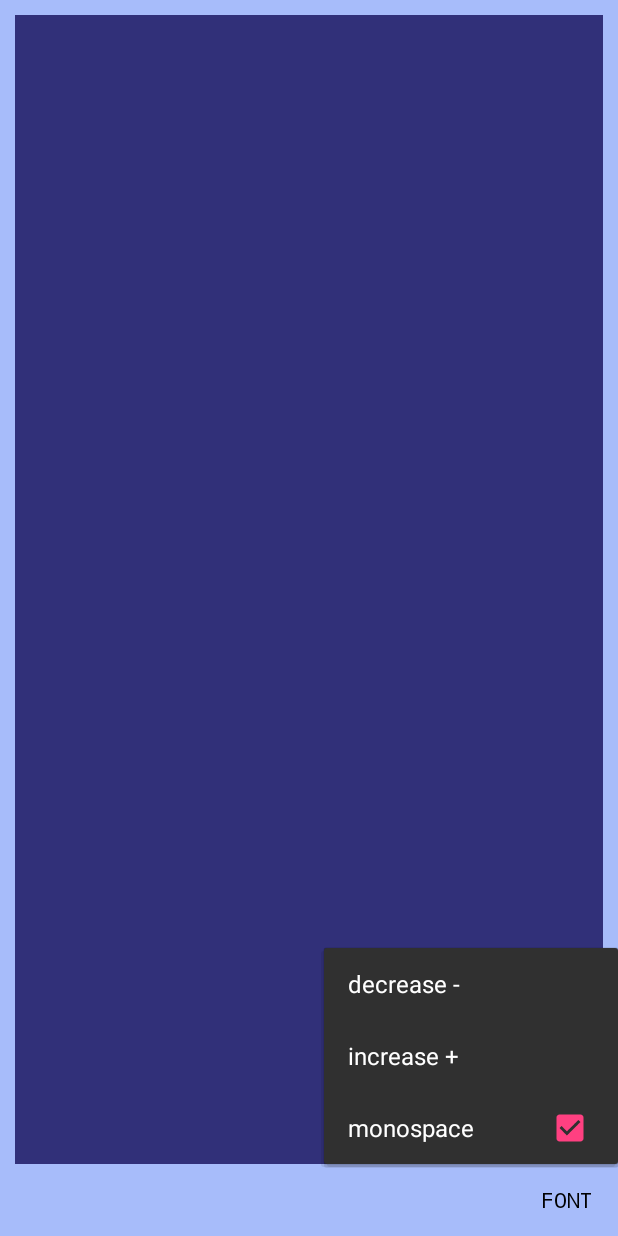
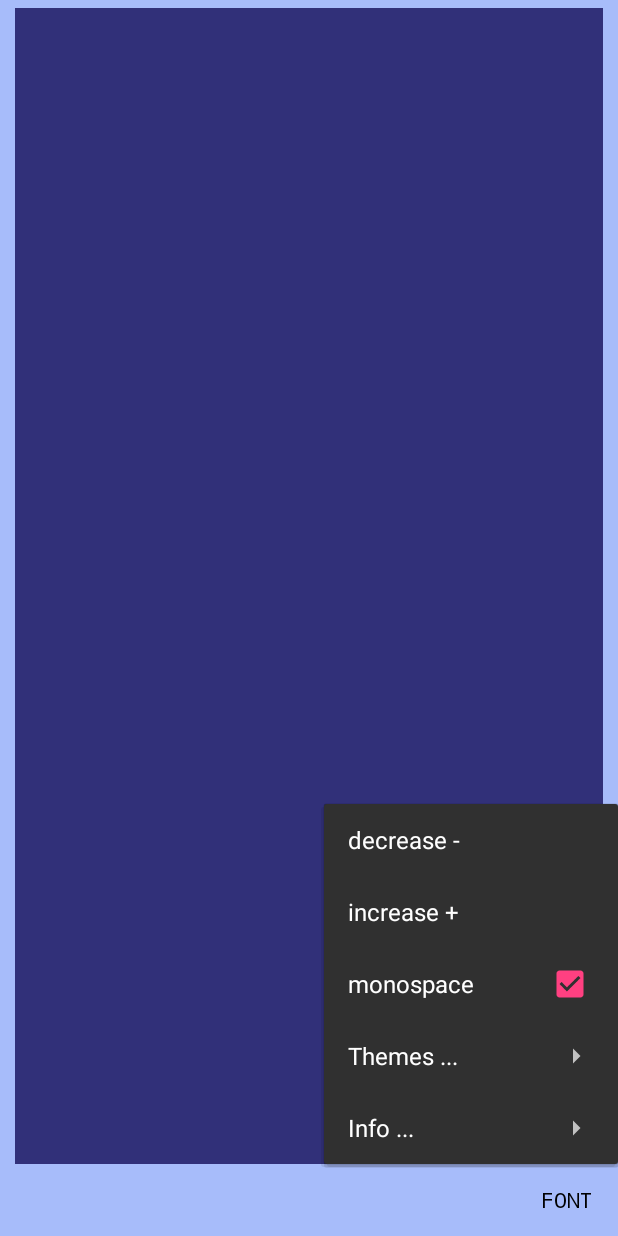
Before and after one commit to no-go/TextThing, an Android app: the screen it shows after launch (MainActivity), after a tap on "FONT", on a phone screen of 412 x 824 dp. Run offline under Robolectric (Android 15) with nearby library versions, the light colour scheme and no system bars.

Commit message:
Day/Night and Retro Themes added

```diff
--- a/app/build.gradle
+++ b/app/build.gradle
@@ -8,8 +8,8 @@ android {
         applicationId "click.dummer.textthing"
         minSdkVersion 16
         targetSdkVersion 22
-       versionCode 18
-       versionName "1.8"
+       versionCode 19
+       versionName "1.9"
     }
     buildTypes {
         release {
--- a/app/src/main/java/click/dummer/textthing/App.java
+++ b/app/src/main/java/click/dummer/textthing/App.java
@@ -7,8 +7,10 @@ public class App extends Application {
 
     public static final float   DEFAULT_Size = 20f;
     public static final boolean DEFAULT_Mono = true;
+    public static final int     DEFAULT_Theme = 0;
     public static final String PREF_Size = "size";
     public static final String PREF_Mono = "mono";
+    public static final String PREF_Theme = "theme";
 
     public static final String NOTE_FILENAME = "/notes.txt";
 
--- a/app/src/main/java/click/dummer/textthing/MainActivity.java
+++ b/app/src/main/java/click/dummer/textthing/MainActivity.java
@@ -2,13 +2,16 @@ package click.dummer.textthing;
 
 import android.content.Intent;
 import android.content.SharedPreferences;
+import android.graphics.Color;
 import android.graphics.Typeface;
 import android.net.Uri;
 import android.os.Bundle;
 import android.os.Environment;
+import android.support.v4.content.ContextCompat;
 import android.support.v7.app.AppCompatActivity;
 import android.view.MenuItem;
 import android.view.View;
+import android.view.ViewGroup;
 import android.widget.Button;
 import android.widget.PopupMenu;
 import android.widget.TextView;
@@ -20,15 +23,21 @@ import java.io.FileInputStream;
 import java.io.FileOutputStream;
 import java.io.InputStream;
 import java.io.InputStreamReader;
+import java.io.UnsupportedEncodingException;
 
 public class MainActivity extends AppCompatActivity {
+    private static final String PROJECT_LINK = "https://github.com/no-go/TextThing";
+    private static final String FLATTR_ID = "o6wo7q";
+    private String FLATTR_LINK;
 
     private SharedPreferences mPreferences;
     private boolean isMono;
+    private int themeNr;
     private Uri data = null;
     private TextView contentView;
     private Button btn;
     private PopupMenu popup;
+    private ViewGroup mainView;
 
     @Override
     protected void onCreate(Bundle savedInstanceState) {
@@ -36,21 +45,41 @@ public class MainActivity extends AppCompatActivity {
         setContentView(R.layout.activity_main);
         mPreferences = getPreferences(MODE_PRIVATE);
 
+        try {
+            FLATTR_LINK = "https://flattr.com/submit/auto?fid="+FLATTR_ID+"&url="+
+                    java.net.URLEncoder.encode(PROJECT_LINK, "ISO-8859-1");
+        } catch (UnsupportedEncodingException e) {
+            e.printStackTrace();
+        }
+
         contentView = (TextView) findViewById(R.id.editText);
+        mainView = (ViewGroup) findViewById(R.id.mainView);
         btn = (Button) findViewById(R.id.optnBtn);
-        popup = new PopupMenu(MainActivity.this, btn);
 
         float fontSize = mPreferences.getFloat(App.PREF_Size, App.DEFAULT_Size);
         isMono = mPreferences.getBoolean(App.PREF_Mono, App.DEFAULT_Mono);
+        themeNr = mPreferences.getInt(App.PREF_Theme, App.DEFAULT_Theme);
         contentView.setTextSize(fontSize);
         if (isMono == true) {
             contentView.setTypeface(Typeface.MONOSPACE);
         } else {
             contentView.setTypeface(Typeface.SANS_SERIF);
         }
-
+        switch (themeNr) {
+            case 1:
+                themeDay();
+                break;
+            case 2:
+                themeNight();
+                break;
+            default:
+                themeRetro();
+                break;
+        }
+        popup = new PopupMenu(MainActivity.this, btn);
         popup.dismiss();
         popup.getMenuInflater().inflate(R.menu.fontsel, popup.getMenu());
+
         popup.setOnMenuItemClickListener(new PopupMenu.OnMenuItemClickListener() {
             public boolean onMenuItemClick(MenuItem item) {
                 float fontSize = mPreferences.getFloat(App.PREF_Size, App.DEFAULT_Size);
@@ -72,6 +101,30 @@ public class MainActivity extends AppCompatActivity {
                             contentView.setTypeface(Typeface.SANS_SERIF);
                         }
                         break;
+
+                    case R.id.theme_retro:
+                        item.setChecked(true);
+                        themeRetro();
+                        break;
+
+                    case R.id.theme_day:
+                        item.setChecked(true);
+                        themeDay();
+                        break;
+
+                    case R.id.theme_night:
+                        item.setChecked(true);
+                        themeNight();
+                        break;
+
+                    case R.id.action_flattr:
+                        Intent intentFlattr = new Intent(Intent.ACTION_VIEW, Uri.parse(FLATTR_LINK));
+                        startActivity(intentFlattr);
+                        break;
+                    case R.id.action_project:
+                        Intent intentProj = new Intent(Intent.ACTION_VIEW, Uri.parse(PROJECT_LINK));
+                        startActivity(intentProj);
+                        break;
                     default:
                         return false;
                 }
@@ -79,6 +132,7 @@ public class MainActivity extends AppCompatActivity {
                 SharedPreferences.Editor editor = mPreferences.edit();
                 editor.putFloat(App.PREF_Size, fontSize);
                 editor.putBoolean(App.PREF_Mono, isMono);
+                editor.putInt(App.PREF_Theme, themeNr);
                 editor.apply();
                 return true;
             }
@@ -88,6 +142,12 @@ public class MainActivity extends AppCompatActivity {
             @Override
             public void onClick(View v) {
                 MenuItem mi = popup.getMenu().findItem(R.id.monoStyle);
+                MenuItem mi0 = popup.getMenu().findItem(R.id.theme_retro);
+                MenuItem mi1 = popup.getMenu().findItem(R.id.theme_day);
+                MenuItem mi2 = popup.getMenu().findItem(R.id.theme_night);
+                if (themeNr == 0) mi0.setChecked(true);
+                if (themeNr == 1) mi1.setChecked(true);
+                if (themeNr == 2) mi2.setChecked(true);
                 mi.setChecked(isMono);
                 popup.show();
             }
@@ -133,6 +193,48 @@ public class MainActivity extends AppCompatActivity {
                 ).show();
             }
         }
+    }
+
+    void themeRetro() {
+        themeNr = 0;
+        mainView.setBackgroundColor(
+                ContextCompat.getColor(getApplicationContext(), R.color.LightRetro)
+        );
+        btn.setTextColor(Color.BLACK);
+        contentView.setBackgroundColor(
+                ContextCompat.getColor(getApplicationContext(), R.color.DarkRetro)
+        );
+        contentView.setTextColor(
+                ContextCompat.getColor(getApplicationContext(), R.color.LightRetro)
+        );
+    }
+
+    void themeDay() {
+        themeNr = 1;
+        mainView.setBackgroundColor(
+                ContextCompat.getColor(getApplicationContext(), R.color.MiddleDay)
+        );
+        btn.setTextColor(Color.BLACK);
+        contentView.setBackgroundColor(
+                ContextCompat.getColor(getApplicationContext(), R.color.DarkDay)
+        );
+        contentView.setTextColor(
+                ContextCompat.getColor(getApplicationContext(), R.color.LightDay)
+        );
+    }
+
+    void themeNight() {
+        themeNr = 2;
+        mainView.setBackgroundColor(
+                ContextCompat.getColor(getApplicationContext(), R.color.MiddleNight)
+        );
+        btn.setTextColor(Color.GRAY);
+        contentView.setBackgroundColor(
+                ContextCompat.getColor(getApplicationContext(), R.color.DarkNight)
+        );
+        contentView.setTextColor(
+                ContextCompat.getColor(getApplicationContext(), R.color.LightNight)
+        );
     }
 
     @Override
--- a/app/src/main/res/layout/activity_main.xml
+++ b/app/src/main/res/layout/activity_main.xml
@@ -4,9 +4,10 @@
     android:layout_width="match_parent"
     android:layout_height="match_parent"
     tools:context="click.dummer.textthing.MainActivity"
-    android:background="#a7bcfa"
+    android:id="@+id/mainView"
+    android:background="@color/LightRetro"
     android:paddingLeft="10dp"
-    android:paddingTop="10dp"
+    android:paddingTop="5dp"
     android:paddingRight="10dp"
     android:paddingBottom="0dp">
 
@@ -23,8 +24,8 @@
         android:gravity="top"
         android:textAlignment="gravity"
         android:fontFamily="monospace"
-        android:background="#313079"
-        android:textColor="#a7bcfa"
+        android:background="@color/DarkRetro"
+        android:textColor="@color/LightRetro"
         android:textSize="@dimen/abc_text_size_title_material_toolbar"
         android:layout_alignParentTop="true"
         android:layout_above="@+id/optnBtn" />
--- a/app/src/main/res/menu/fontsel.xml
+++ b/app/src/main/res/menu/fontsel.xml
@@ -1,5 +1,6 @@
 <?xml version="1.0" encoding="utf-8"?>
-<menu xmlns:android="http://schemas.android.com/apk/res/android">
+<menu xmlns:app="http://schemas.android.com/apk/res-auto"
+    xmlns:android="http://schemas.android.com/apk/res/android">
 
     <item
         android:id="@+id/smallerSize"
@@ -11,6 +12,38 @@
     <group android:checkableBehavior="all">
         <item
             android:id="@+id/monoStyle"
-            android:title="@string/monospace"/>
+            android:title="@string/monospace" />
     </group>
+
+    <item
+        android:id="@+id/Themes"
+        android:title="@string/themes">
+        <menu>
+            <group android:checkableBehavior="single">
+                <item
+                    android:id="@+id/theme_retro"
+                    android:title="@string/retro" />
+                <item
+                    android:id="@+id/theme_day"
+                    android:title="@string/Day" />
+                <item
+                    android:id="@+id/theme_night"
+                    android:title="@string/Night" />
+            </group>
+        </menu>
+    </item>
+
+    <item
+        android:id="@+id/Info"
+        android:title="@string/info">
+        <menu>
+            <item
+                android:id="@+id/action_flattr"
+                android:title="@string/flattr_this" />
+            <item
+                android:id="@+id/action_project"
+                android:title="@string/projPage" />
+        </menu>
+    </item>
+
 </menu>
--- a/app/src/main/res/values/colors.xml
+++ b/app/src/main/res/values/colors.xml
@@ -1,6 +1,17 @@
 <?xml version="1.0" encoding="utf-8"?>
 <resources>
-    <color name="colorPrimary">#3F51B5</color>
-    <color name="colorPrimaryDark">#303F9F</color>
+    <color name="colorPrimary">#a7bcfa</color>
+    <color name="colorPrimaryDark">#313079</color>
     <color name="colorAccent">#FF4081</color>
+
+    <color name="DarkRetro">#313079</color>
+    <color name="LightRetro">#a7bcfa</color>
+
+    <color name="DarkDay">#f0f0ee</color>
+    <color name="MiddleDay">#b0b0b0</color>
+    <color name="LightDay">#111155</color>
+
+    <color name="DarkNight">#000011</color>
+    <color name="MiddleNight">#440000</color>
+    <color name="LightNight">#cc0000</color>
 </resources>
--- a/app/src/main/res/values/strings.xml
+++ b/app/src/main/res/values/strings.xml
@@ -7,4 +7,13 @@
     <string name="errAccess">error on access</string>
     <string name="errWrite">error on write</string>
     <string name="errRead">error on read</string>
+
+    <string name="info">Info ...</string>
+    <string name="flattr_this">Micro-Donate !</string>
+    <string name="projPage">Homepage</string>
+
+    <string name="themes">Themes ...</string>
+    <string name="retro">Retro</string>
+    <string name="Day">Day</string>
+    <string name="Night">Night</string>
 </resources>
```
Also changed, not shown: 8 other files.
